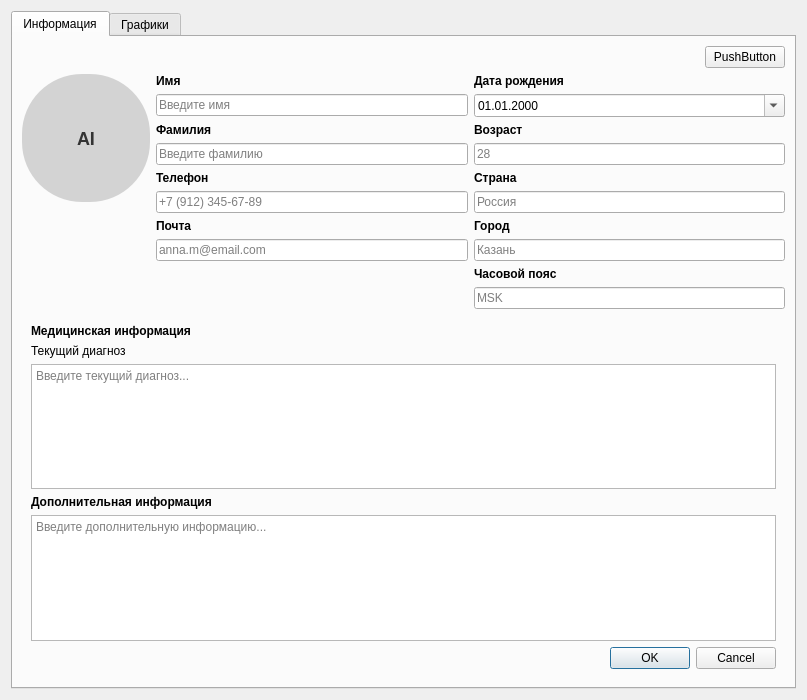
Qt form ui/pages/detailclientinfo.ui (Artem535/PsyClientManager) before a commit.
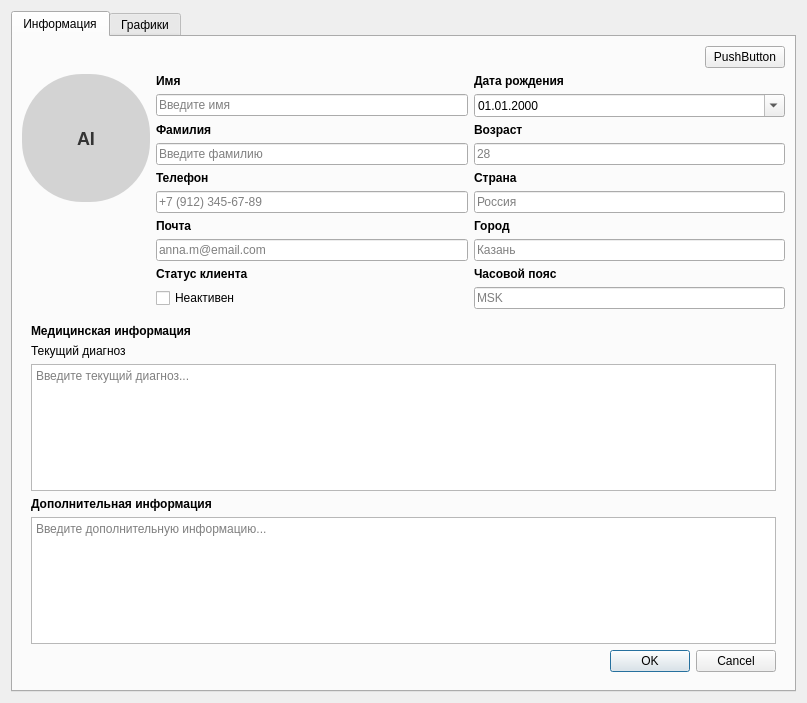
The same form after that commit.

```diff
--- a/ui/pages/detailclientinfo.ui
+++ b/ui/pages/detailclientinfo.ui
@@ -7,7 +7,7 @@
     <x>0</x>
     <y>0</y>
     <width>807</width>
-    <height>700</height>
+    <height>703</height>
    </rect>
   </property>
   <property name="windowTitle">
@@ -301,6 +301,25 @@
                  </property>
                 </widget>
                </item>
+               <item row="9" column="0">
+                <widget class="QCheckBox" name="isActive">
+                 <property name="text">
+                  <string>Неактивен</string>
+                 </property>
+                </widget>
+               </item>
+               <item row="8" column="0">
+                <widget class="QLabel" name="label">
+                 <property name="font">
+                  <font>
+                   <bold>true</bold>
+                  </font>
+                 </property>
+                 <property name="text">
+                  <string>Статус клиента</string>
+                 </property>
+                </widget>
+               </item>
               </layout>
              </item>
             </layout>
```
